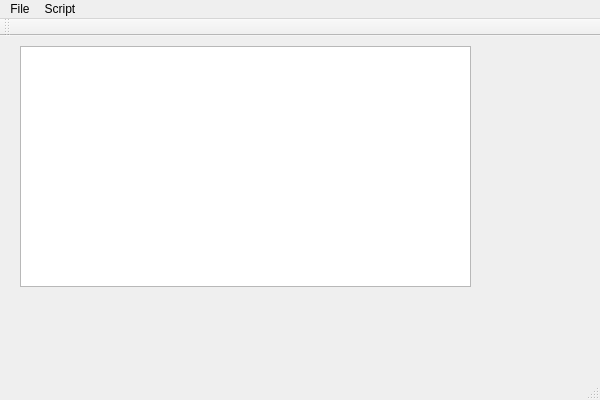
The window that martlet/MartletWindow.ui (sashao/martlet) describes before a commit, drawn with Qt 5.
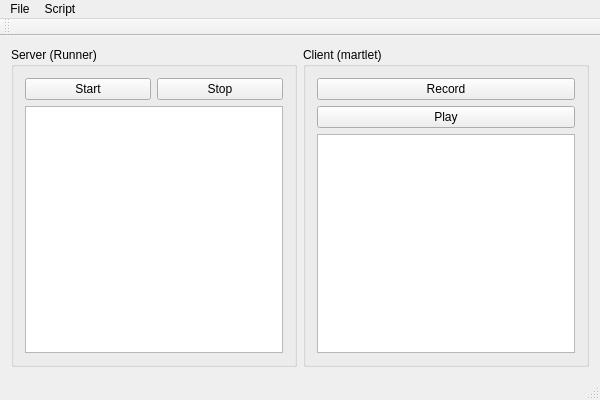
The same window after the commit.

```diff
--- a/martlet/MartletWindow.ui
+++ b/martlet/MartletWindow.ui
@@ -14,16 +14,67 @@
    <string>MartletWindow</string>
   </property>
   <widget class="QWidget" name="centralWidget">
-   <widget class="QTextBrowser" name="textBrowser">
-    <property name="geometry">
-     <rect>
-      <x>20</x>
-      <y>10</y>
-      <width>451</width>
-      <height>241</height>
-     </rect>
-    </property>
-   </widget>
+   <layout class="QHBoxLayout" name="horizontalLayout">
+    <item>
+     <widget class="QGroupBox" name="groupBox">
+      <property name="title">
+       <string>Server (Runner)</string>
+      </property>
+      <layout class="QVBoxLayout" name="verticalLayout">
+       <item>
+        <layout class="QHBoxLayout" name="horizontalLayout_2">
+         <item>
+          <widget class="QPushButton" name="pushButton">
+           <property name="text">
+            <string>Start</string>
+           </property>
+          </widget>
+         </item>
+         <item>
+          <widget class="QPushButton" name="pushButton_2">
+           <property name="text">
+            <string>Stop</string>
+           </property>
+          </widget>
+         </item>
+        </layout>
+       </item>
+       <item>
+        <widget class="QPlainTextEdit" name="serverTextEdit"/>
+       </item>
+      </layout>
+     </widget>
+    </item>
+    <item>
+     <widget class="QGroupBox" name="groupBox_2">
+      <property name="title">
+       <string>Client (martlet)</string>
+      </property>
+      <layout class="QVBoxLayout" name="verticalLayout_2">
+       <item>
+        <widget class="QPushButton" name="pushButton_3">
+         <property name="text">
+          <string>Record</string>
+         </property>
+         <property name="checkable">
+          <bool>true</bool>
+         </property>
+        </widget>
+       </item>
+       <item>
+        <widget class="QPushButton" name="pushButton_4">
+         <property name="text">
+          <string>Play</string>
+         </property>
+        </widget>
+       </item>
+       <item>
+        <widget class="QPlainTextEdit" name="plainTextEdit"/>
+       </item>
+      </layout>
+     </widget>
+    </item>
+   </layout>
   </widget>
   <widget class="QMenuBar" name="menuBar">
    <property name="geometry">
```
